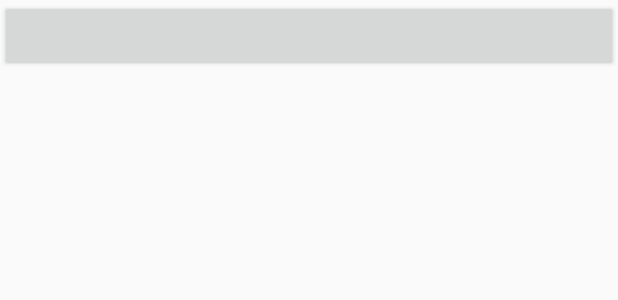
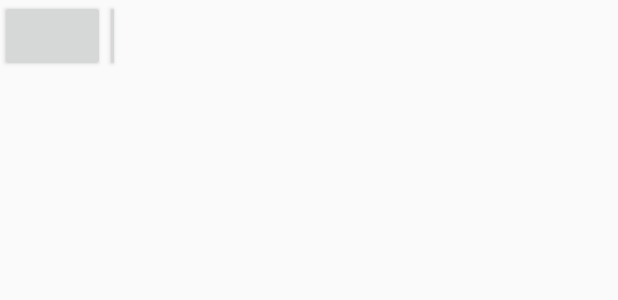
Before and after one commit to ArturHalmagyi/felhasznaloi_fiuk, an Android app: the layout tables_item.xml on its own in the app's theme, with its tools: preview values and no code run, on a phone screen of 412 x 824 dp. Shown: the top 300 px of the screen. Run offline under Robolectric (Android 15) with nearby library versions, the phone set to English and light mode, and no system bars.

Commit message:
Tables alja

```diff
--- a/felhasznaloi_fiuk/app/src/main/java/hu/uniobuda/nik/felhasznaloi_fiuk/Guest_Main_menu.java
+++ b/felhasznaloi_fiuk/app/src/main/java/hu/uniobuda/nik/felhasznaloi_fiuk/Guest_Main_menu.java
@@ -35,7 +35,7 @@ public class Guest_Main_menu extends ActionBarActivity {
     protected void onCreate(Bundle savedInstanceState) {
         super.onCreate(savedInstanceState);
         setContentView(R.layout.activity_guest_main_menu);
-
+        Communication.testMode = true;
         //communicator = new Communication(true, this);
         //Communication.SetTestModeOn();
         //szerverrel való kommunikációért felelős osztály példányosítása
--- a/felhasznaloi_fiuk/app/src/main/res/layout/activity_tables.xml
+++ b/felhasznaloi_fiuk/app/src/main/res/layout/activity_tables.xml
@@ -10,7 +10,7 @@
     <ListView
 
         android:id="@+id/tables"
-        android:layout_width="80dp"
+        android:layout_width="90dp"
         android:layout_height="fill_parent"/>
     <!--android:id="@+id/tables"-->
 
--- a/felhasznaloi_fiuk/app/src/main/res/layout/tables_item.xml
+++ b/felhasznaloi_fiuk/app/src/main/res/layout/tables_item.xml
@@ -1,11 +1,16 @@
 <?xml version="1.0" encoding="utf-8"?>
 <LinearLayout xmlns:android="http://schemas.android.com/apk/res/android"
-    android:orientation="vertical" android:layout_width="match_parent"
+    android:orientation="horizontal" android:layout_width="match_parent"
     android:layout_height="match_parent">
 
     <Button
         android:id="@+id/name"
-        android:layout_width="fill_parent"
+        android:layout_width="70dp"
+        android:layout_height="wrap_content" />
+
+    <Button
+        android:id="@+id/state"
+        android:layout_width="10dp"
         android:layout_height="wrap_content" />
 
 </LinearLayout>
```
Also changed, not shown: felhasznaloi_fiuk/app/src/main/java/hu/uniobuda/nik/felhasznaloi_fiuk/Tables.java (+6 -4 lines).
